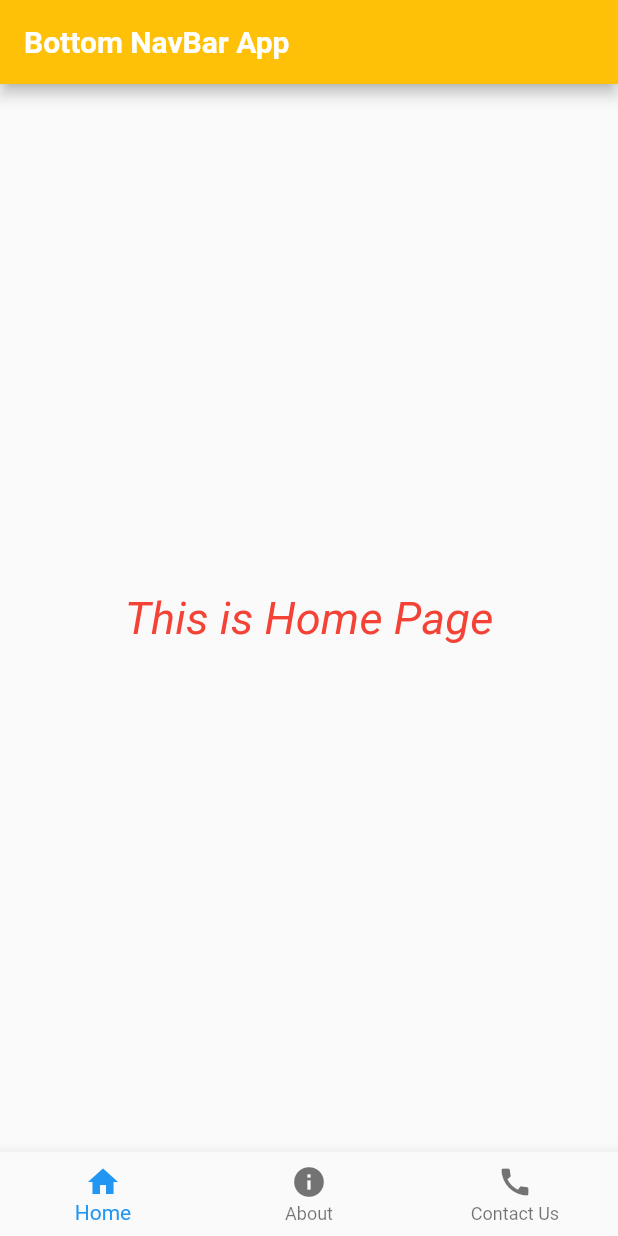
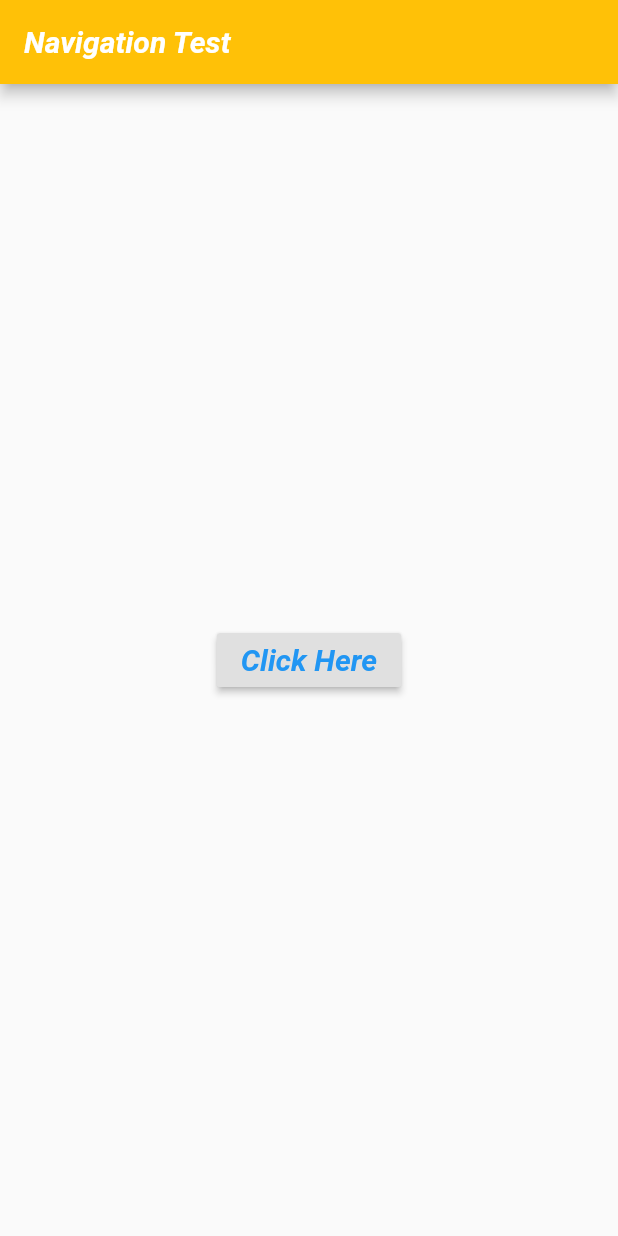
Before and after one commit to Amrut-17/FlutterPractice, a Flutter app: the screen it shows after launch, on a phone screen of 412 x 824 dp. Run offline on Flutter 3.47's test engine with Material 2 defaults, Android fonts, the phone set to English and light mode, and no system bars.

Commit message:
RaisedButton(TextButton), Navigator.push, MaterialPageRoute, FloatingActionButton, MainAxisAlignment, Navigator.pop

```diff
--- a/lib/main.dart
+++ b/lib/main.dart
@@ -3,56 +3,55 @@ import 'package:flutter_dev_practice/screens/sample_pages.dart';
 
 void main() {
   runApp(
-    BottomNavBar(),
+    HomeScreen(),
   );
 }
 
-class BottomNavBar extends StatelessWidget {
+class HomeScreen extends StatelessWidget {
   @override
   Widget build(BuildContext context) {
     return MaterialApp(
       debugShowCheckedModeBanner: false,
-      title: "Bottom NavBar",
-      home: BottomMenu(),
+      title: "Page Navigation",
+      home: NavigationTest(),
     );
   }
 }
 
-class BottomMenu extends StatefulWidget {
+class NavigationTest extends StatefulWidget {
   @override
-  _BottomMenuState createState() => _BottomMenuState();
+  _NavigationTestState createState() => _NavigationTestState();
 }
 
-class _BottomMenuState extends State<BottomMenu> {
-  var _page = [HomePage(), AboutPage(), ContactPage()];
-  int _selectedItem = 0;
+class _NavigationTestState extends State<NavigationTest> {
   @override
   Widget build(BuildContext context) {
     return Scaffold(
       appBar: AppBar(
-        backgroundColor: Colors.amber,
-        title: const Text(
-          "Bottom NavBar App",
+        backgroundColor: Colors.amber.shade500,
+        title: Text(
+          "Navigation Test",
           style: TextStyle(
+            fontStyle: FontStyle.italic,
             fontWeight: FontWeight.bold,
           ),
         ),
       ),
       body: Center(
-        child: _page[_selectedItem],
-      ),
-      bottomNavigationBar: BottomNavigationBar(
-        items: <BottomNavigationBarItem>[
-          BottomNavigationBarItem(icon: Icon(Icons.home), label: "Home",),
-          BottomNavigationBarItem(icon: Icon(Icons.info), label: "About"),
-          BottomNavigationBarItem(icon: Icon(Icons.call), label: "Contact Us"),
-        ],
-        currentIndex: _selectedItem,
-        onTap: (setValue) {
-          setState(() {
-            _selectedItem = setValue;
-          });
-        },
+        child: RaisedButton(
+          child: Text(
+            "Click Here",
+            style: TextStyle(
+                color: Colors.blue,
+                fontWeight: FontWeight.bold,
+                fontStyle: FontStyle.italic,
+                fontSize: 20.0),
+          ),
+          onPressed: () {
+            Navigator.push(
+                context, MaterialPageRoute(builder: (context) => AppPages()));
+          },
+        ),
       ),
     );
   }
```
Also changed, not shown: lib/screens/sample_pages.dart (+21 -44 lines), ss1.png, ss2.png, ss3.png (deleted), 1 other file.
